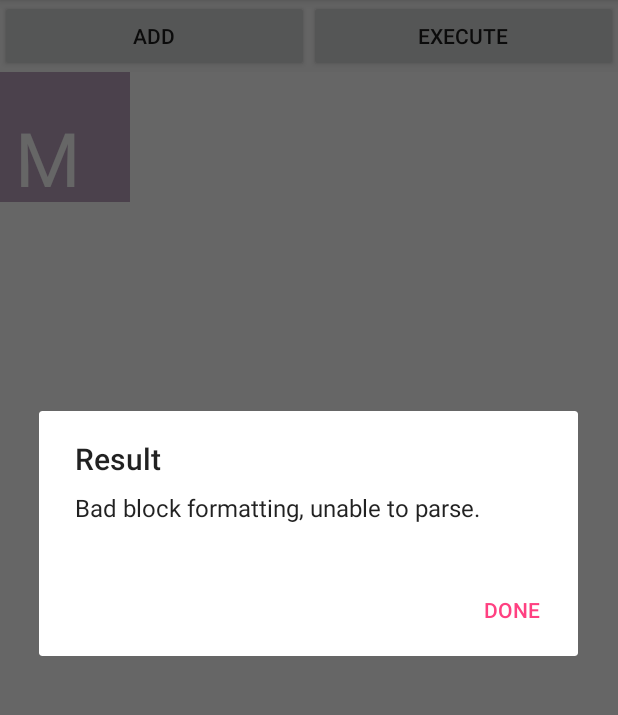
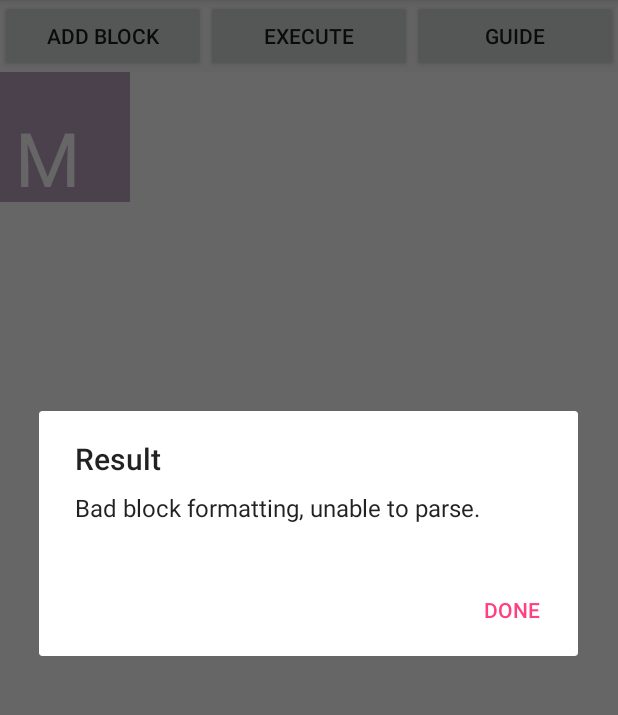
Before and after one commit to dyns/droidterpreter, an Android app: the screen it shows after launch (MainActivity), after a tap on "EXECUTE", on a phone screen of 412 x 824 dp, the part 84-799 px from its top. Run offline under Robolectric (Android 15) with nearby library versions, the phone set to English and light mode, and no system bars; libraries missing offline, so code that uses them is left out: ; 2 statements that could not run were skipped.

Commit message:
Add text guide, remove numbers from blocks list

```diff
--- a/app/src/main/AndroidManifest.xml
+++ b/app/src/main/AndroidManifest.xml
@@ -22,6 +22,7 @@
 
         <activity android:name=".BlockValSetActivities.SetAddValActivity"/>
         <activity android:name=".BlockValSetActivities.SetNumValActivity"/>
+        <activity android:name=".GuideActivity"/>
 
     </application>
 
--- a/app/src/main/java/a84934/droidterpreter/ApplicationKl.java
+++ b/app/src/main/java/a84934/droidterpreter/ApplicationKl.java
@@ -19,10 +19,6 @@ public class ApplicationKl extends Application {
 
         blockTypes.add("Add");
         blockTypes.add("Num");
-
-        for (int i = 2; i < 100; i++) {
-            blockTypes.add("" + i);
-        }
     }
     // Called by the system when the device configuration changes while your component is running.
     // Overriding this method is totally optional!
--- a/app/src/main/java/a84934/droidterpreter/MainActivity.kt
+++ b/app/src/main/java/a84934/droidterpreter/MainActivity.kt
@@ -23,6 +23,11 @@ class MainActivity : AppCompatActivity() {
     override fun onCreate(savedInstanceState: Bundle?) {
         super.onCreate(savedInstanceState)
         setContentView(R.layout.activity_main)
+
+        var guideButton = findViewById<Button>(R.id.guideButton);
+        guideButton.setOnClickListener({
+            startActivity(Intent(this, GuideActivity::class.java));
+        })
 
         var rootView = this.findViewById<LinearLayout>(R.id.mainRoot)
 
--- a/app/src/main/res/layout/activity_main.xml
+++ b/app/src/main/res/layout/activity_main.xml
@@ -18,7 +18,7 @@
         <Button
             android:layout_width="0dp"
             android:layout_height="match_parent"
-            android:text="Add"
+            android:text="Add Block"
             android:id="@+id/addButton"
             android:layout_weight="1"
             />
@@ -28,6 +28,14 @@
             android:layout_height="match_parent"
             android:text="Execute"
             android:id="@+id/executeButton"
+            android:layout_weight="1"
+            />
+
+        <Button
+            android:layout_width="0dp"
+            android:layout_height="match_parent"
+            android:text="Guide"
+            android:id="@+id/guideButton"
             android:layout_weight="1"
             />
 
```
Also changed, not shown: app/src/main/java/a84934/droidterpreter/GuideActivity.java (added, +14 -0 lines), app/src/main/res/layout/activity_guide.xml (added, +29 -0 lines).
